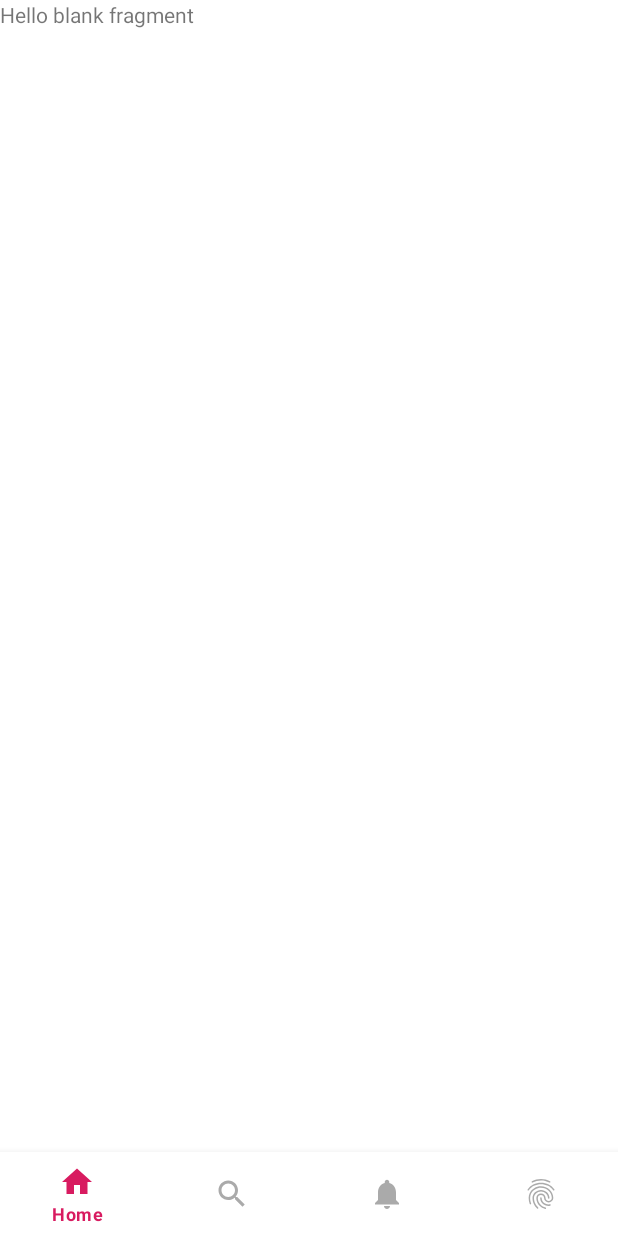
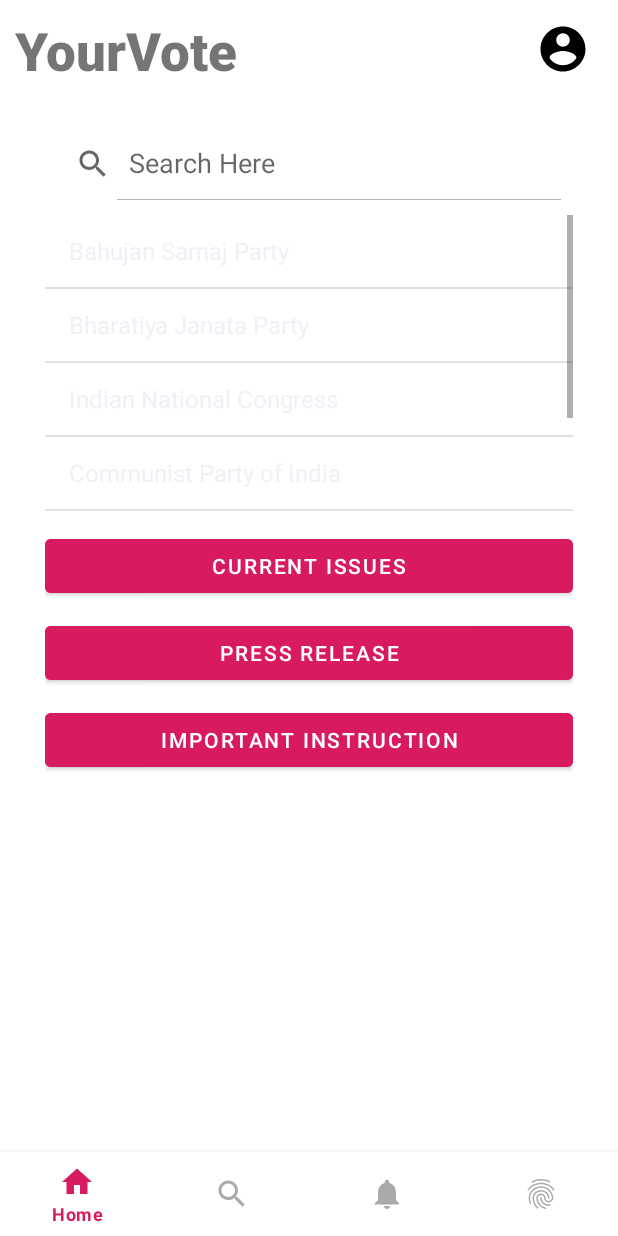
Before and after one commit to mitulp534/Final_Project, an Android app: the fragment Search placed in its activity, on a phone screen of 412 x 824 dp. Run offline under Robolectric (Android 15) with nearby library versions, the phone set to English and light mode, and no system bars.

Commit message:
Search Fragment content added

```diff
--- a/app/src/main/java/com/example/hp/com/yourvote/Search.java
+++ b/app/src/main/java/com/example/hp/com/yourvote/Search.java
@@ -1,11 +1,17 @@
 package com.example.hp.com.yourvote;
 
 
+import android.content.Context;
 import android.os.Bundle;
 import android.support.v4.app.Fragment;
 import android.view.LayoutInflater;
 import android.view.View;
 import android.view.ViewGroup;
+import android.widget.ArrayAdapter;
+import android.widget.ListView;
+import android.widget.SearchView;
+
+import java.util.ArrayList;
 
 
 /**
@@ -13,6 +19,14 @@ import android.view.ViewGroup;
  */
 public class Search extends Fragment {
 
+    //defining
+    SearchView searchView ;
+    ListView searchList;
+
+    //for adapter
+    ArrayList<String> list;
+    ArrayAdapter<String> adapter;
+    private Context context;
 
     public Search() {
         // Required empty public constructor
@@ -22,8 +36,39 @@ public class Search extends Fragment {
     @Override
     public View onCreateView(LayoutInflater inflater, ViewGroup container,
                              Bundle savedInstanceState) {
-        // Inflate the layout for this fragment
-        return inflater.inflate(R.layout.fragment_search, container, false);
+
+        View rootView = inflater.inflate(R.layout.fragment_search,container,false);
+
+        //casting
+        searchView =  (SearchView)rootView.findViewById(R.id.searchView);
+        searchList = (ListView)rootView.findViewById(R.id.searchList);
+
+        list=new ArrayList<>();
+        list.add("Bahujan Samaj Party");
+        list.add("Bharatiya Janata Party");
+        list.add("Indian National Congress");
+        list.add("Communist Party of India");
+        list.add("Aam Aadmi Party");
+        list.add("Janata Dal United");
+
+        adapter=new ArrayAdapter<>(getActivity().getApplicationContext(),android.R.layout.simple_list_item_1,list);
+        searchList.setAdapter(adapter);
+
+        searchView.setOnQueryTextListener(new SearchView.OnQueryTextListener() {
+            @Override
+            public boolean onQueryTextSubmit(String s) {
+                return false;
+            }
+
+            @Override
+            public boolean onQueryTextChange(String s) {
+                adapter.getFilter().filter(s);
+                return false;
+            }
+        });
+
+
+        return rootView;
     }
 
 }
--- a/app/src/main/res/layout/fragment_search.xml
+++ b/app/src/main/res/layout/fragment_search.xml
@@ -5,10 +5,98 @@
     android:layout_height="match_parent"
     tools:context=".Search">
 
-    <!-- TODO: Update blank fragment layout -->
-    <TextView
+    <RelativeLayout
         android:layout_width="match_parent"
-        android:layout_height="match_parent"
-        android:text="@string/hello_blank_fragment" />
+        android:layout_height="match_parent">
 
+        <LinearLayout
+            android:id="@+id/home_title_linear"
+            android:weightSum="3"
+            android:layout_width="match_parent"
+            android:layout_height="55dp"
+            android:orientation="horizontal">
+
+            <LinearLayout
+                android:layout_width="0dp"
+                android:layout_height="match_parent"
+                android:layout_weight="2">
+                <TextView
+                    android:layout_width="match_parent"
+                    android:layout_height="match_parent"
+                    android:text="@string/app_name"
+                    android:fontFamily="sans-serif-black"
+                    android:textStyle="bold"
+                    android:layout_marginLeft="10dp"
+                    android:layout_marginTop="10dp"
+                    android:textSize="35sp"/>
+            </LinearLayout>
+
+            <LinearLayout
+                android:layout_width="0dp"
+                android:layout_height="match_parent"
+                android:layout_weight="1">
+                <ImageButton
+                    android:layout_marginTop="9dp"
+                    android:layout_marginLeft="75dp"
+                    android:layout_width="50dp"
+                    android:layout_height="match_parent"
+                    android:src="@drawable/ic_account_circle_black_24dp"
+                    android:background="@color/white"/>
+            </LinearLayout>
+
+        </LinearLayout>
+
+        <LinearLayout
+            android:layout_width="match_parent"
+            android:layout_height="match_parent"
+            android:layout_below="@id/home_title_linear"
+            android:orientation="vertical"
+            android:padding="30dp"
+            android:paddingTop="10dp">
+
+            <SearchView
+                android:id="@+id/searchView"
+                android:layout_width="match_parent"
+                android:layout_height="wrap_content"
+                android:iconifiedByDefault="false"
+                android:queryHint="Search Here">
+
+            </SearchView>
+
+            <ListView
+                android:id="@+id/searchList"
+                android:layout_width="match_parent"
+                android:layout_height="200dp"
+                android:layout_marginTop="10dp">
+
+
+            </ListView>
+
+            <android.support.design.button.MaterialButton
+                android:id="@+id/search_button1"
+                android:layout_marginTop="10dp"
+                android:layout_width="match_parent"
+                android:layout_height="wrap_content"
+                style="@style/Widget.MaterialComponents.Button"
+                android:backgroundTint="@color/colorAccent"
+                android:text="@string/search_button1"/>
+            <android.support.design.button.MaterialButton
+                android:id="@+id/search_button2"
+                android:layout_marginTop="10dp"
+                android:layout_width="match_parent"
+                android:layout_height="wrap_content"
+                style="@style/Widget.MaterialComponents.Button"
+                android:backgroundTint="@color/colorAccent"
+                android:text="@string/search_button2"/>
+            <android.support.design.button.MaterialButton
+                android:id="@+id/search_button3"
+                android:layout_marginTop="10dp"
+                android:layout_width="match_parent"
+                android:layout_height="wrap_content"
+                style="@style/Widget.MaterialComponents.Button"
+                android:backgroundTint="@color/colorAccent"
+                android:text="@string/search_button3"/>
+        </LinearLayout>
+
+    </RelativeLayout>
 </FrameLayout>
--- a/app/src/main/res/values/strings.xml
+++ b/app/src/main/res/values/strings.xml
@@ -18,7 +18,9 @@
     <string name="signup_with_google">Sign up With Google</string>
     <string name="temp1">This is Headline Of the News.....</string>
     <string name="temp2">This will be sub title or description of News</string>
-
+    <string name="search_button1">Current Issues</string>
+    <string name="search_button2">Press Release</string>
+    <string name="search_button3">Important Instruction</string>
     <!-- TODO: Remove or change this placeholder text -->
     <string name="hello_blank_fragment">Hello blank fragment</string>
 </resources>
--- a/app/src/main/res/values/styles.xml
+++ b/app/src/main/res/values/styles.xml
@@ -7,7 +7,7 @@
         <item name="colorPrimary">@color/colorPrimary</item>
         <item name="colorPrimaryDark">@color/colorPrimaryDark</item>
         <item name="colorAccent">@color/colorAccent</item>
-        <item name="android:statusBarColor">#000000</item>
+
 
     </style>
 
```
